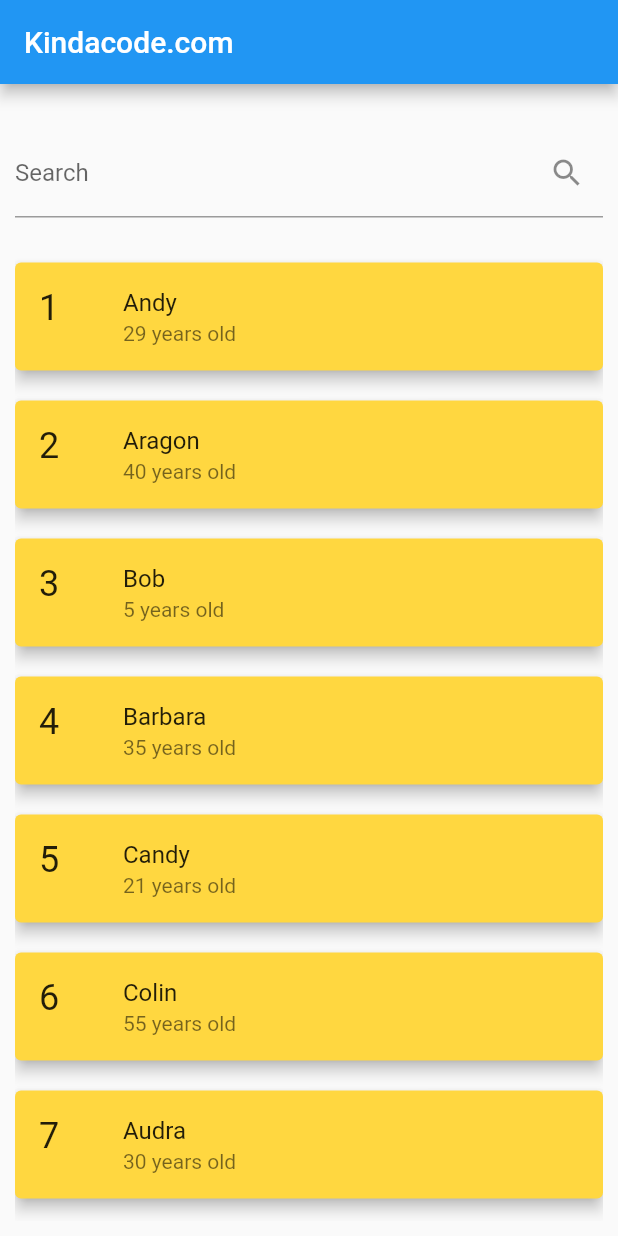
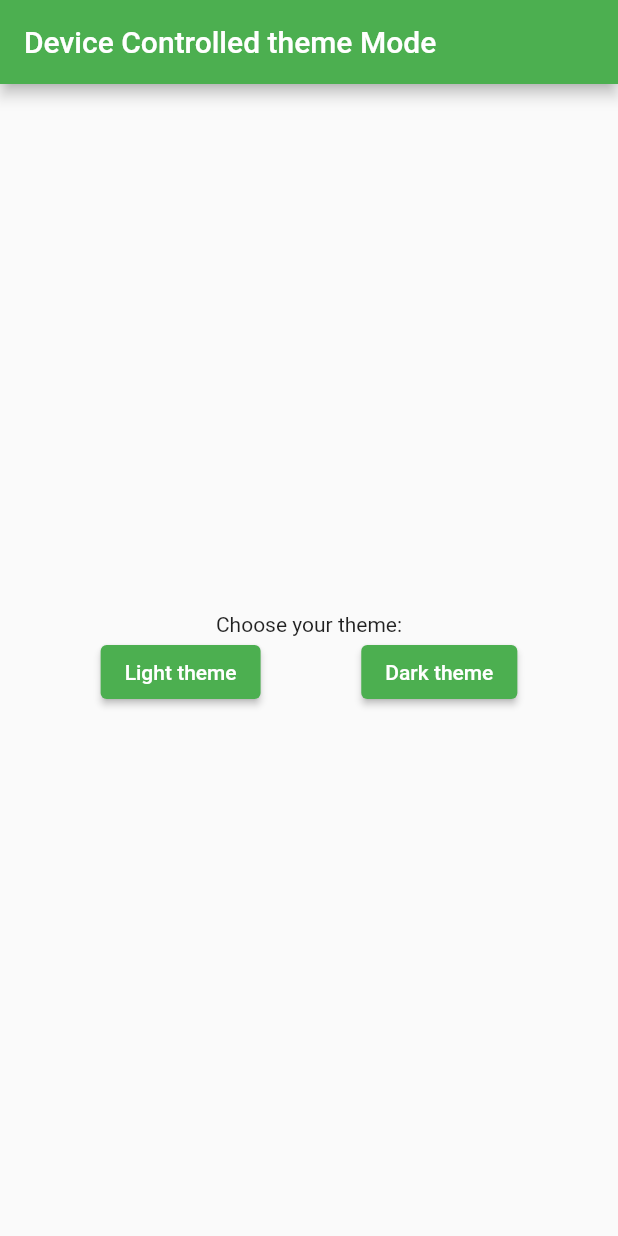
Before and after one commit to ichsan321/Atttendance-app, a Flutter app: the screen it shows after launch, on a phone screen of 412 x 824 dp. Run offline on Flutter 3.47's test engine with Material 2 defaults, Android fonts, the phone set to English and light mode, and no system bars; our stand-ins replace badges, dropdown_button2, flutter_slidable, geolocator, image_picker, progress_dialog and 3 more.

Commit message:
update repo

```diff
--- a/lib/addabsenscreen.dart
+++ b/lib/addabsenscreen.dart
@@ -62,6 +62,7 @@ class _addabsenscreenState extends State<addabsenscreen> {
           child: Container(
             height: 250,
             child: Card(
+              color: Colors.white10,
               child: Padding(
                 padding: EdgeInsets.all(15.0),
                 child: Column(
--- /dev/null
+++ b/lib/constant.dart
@@ -0,0 +1,14 @@
+import 'package:flutter/material.dart';
+
+// tells us the current theme preference of the user. Initialized with true
+bool isDark = true;
+
+// The themedata that we will use in dark mode.
+ThemeData darkTheme = ThemeData(
+  brightness: Brightness.dark,
+  primaryColor: Colors.amber,
+);
+
+// The themedata that we will use in light mode.
+ThemeData lightTheme =
+    ThemeData(brightness: Brightness.light, primaryColor: Colors.blue);
--- a/lib/loginscreen.dart
+++ b/lib/loginscreen.dart
@@ -255,7 +255,10 @@ class _LoginPageState extends State<LoginPage> {
               sisa: dres[9]);
           Navigator.push(context,
               MaterialPageRoute(builder: (context) => Maincsreen(user: user)));
-        } else {
+        } else if (dres[0] == "failed") {
+          Toast.show(
+              "Please verify your account first with Administrator", context,
+              duration: 5, gravity: Toast.BOTTOM, backgroundColor: Colors.red);
           pr.hide();
         }
       }).catchError((err) {
--- a/lib/splashscreen.dart
+++ b/lib/splashscreen.dart
@@ -2,6 +2,7 @@ import 'package:flutter/material.dart';
 import 'package:my_project/loginscreen.dart';
 import 'package:toast/toast.dart';
 import 'dart:io';
+import 'package:my_project/constant.dart';
 
 void main() {
   HttpOverrides.global = MyHttpOverrides();
@@ -16,9 +17,8 @@ class MyApp extends StatelessWidget {
   Widget build(BuildContext context) {
     return MaterialApp(
       title: 'Flutter Demo',
-      theme: ThemeData(
-        primarySwatch: Colors.blue,
-      ),
+      theme: isDark == true ? darkTheme : lightTheme,
+      darkTheme: darkTheme,
       debugShowCheckedModeBanner: false,
       home: Scaffold(
         body: Center(
--- a/lib/testaja.dart
+++ b/lib/testaja.dart
@@ -1,123 +1,63 @@
-// main.dart
 import 'package:flutter/material.dart';
 
 void main() {
-  runApp(const MyApp());
+  runApp(RunMyApp());
 }
 
-class MyApp extends StatelessWidget {
-  const MyApp({Key? key}) : super(key: key);
+class RunMyApp extends StatefulWidget {
+  const RunMyApp({super.key});
 
   @override
-  Widget build(BuildContext context) {
-    return const MaterialApp(
-      // Remove the debug banner
-      debugShowCheckedModeBanner: false,
-      title: 'Kindacode.com',
-      home: HomePage(),
-    );
-  }
+  State<RunMyApp> createState() => _RunMyAppState();
 }
 
-class HomePage extends StatefulWidget {
-  const HomePage({Key? key}) : super(key: key);
-
-  @override
-  State<HomePage> createState() => _HomePageState();
-}
-
-class _HomePageState extends State<HomePage> {
-  // This holds a list of fiction users
-  // You can use data fetched from a database or a server as well
-  final List<Map<String, dynamic>> _allUsers = [
-    {"id": 1, "name": "Andy", "age": 29},
-    {"id": 2, "name": "Aragon", "age": 40},
-    {"id": 3, "name": "Bob", "age": 5},
-    {"id": 4, "name": "Barbara", "age": 35},
-    {"id": 5, "name": "Candy", "age": 21},
-    {"id": 6, "name": "Colin", "age": 55},
-    {"id": 7, "name": "Audra", "age": 30},
-    {"id": 8, "name": "Banana", "age": 14},
-    {"id": 9, "name": "Caversky", "age": 100},
-    {"id": 10, "name": "Becky", "age": 32},
-  ];
-
-  // This list holds the data for the list view
-  List<Map<String, dynamic>> _foundUsers = [];
-  @override
-  initState() {
-    // at the beginning, all users are shown
-    _foundUsers = _allUsers;
-    super.initState();
-  }
-
-  // This function is called whenever the text field changes
-  void _runFilter(String enteredKeyword) {
-    List<Map<String, dynamic>> results = [];
-    if (enteredKeyword.isEmpty) {
-      // if the search field is empty or only contains white-space, we'll display all users
-      results = _allUsers;
-    } else {
-      results = _allUsers
-          .where((user) =>
-              user["name"].toLowerCase().contains(enteredKeyword.toLowerCase()))
-          .toList();
-      // we use the toLowerCase() method to make it case-insensitive
-    }
-
-    // Refresh the UI
+class _RunMyAppState extends State<RunMyApp> {
+  ThemeMode _themeMode = ThemeMode.system;
+  void changeTheme(ThemeMode themeMode) {
     setState(() {
-      _foundUsers = results;
+      _themeMode = themeMode;
     });
   }
 
   @override
   Widget build(BuildContext context) {
-    return Scaffold(
+    return MaterialApp(
+      theme: ThemeData(primarySwatch: Colors.green),
+
+      // standard dark theme
+      darkTheme: ThemeData.dark(),
+      themeMode: _themeMode,
+      debugShowCheckedModeBanner: false,
+      home: Scaffold(
         appBar: AppBar(
-        title: const Text('Kindacode.com'),
+          title: Text('Device Controlled theme Mode'),
         ),
-      body: Padding(
-        padding: const EdgeInsets.all(10),
+        body: Center(
           child: Column(
+            mainAxisAlignment: MainAxisAlignment.center,
             children: [
-            const SizedBox(
-              height: 20,
+              Text(
+                'Choose your theme:',
               ),
-            TextField(
-              onChanged: (value) => _runFilter(value),
-              decoration: const InputDecoration(
-                  labelText: 'Search', suffixIcon: Icon(Icons.search)),
-            ),
-            const SizedBox(
-              height: 20,
-            ),
-            Expanded(
-              child: _foundUsers.isNotEmpty
-                  ? ListView.builder(
-                      itemCount: _foundUsers.length,
-                      itemBuilder: (context, index) => Card(
-                        key: ValueKey(_foundUsers[index]["id"]),
-                        color: Colors.amberAccent,
-                        elevation: 4,
-                        margin: const EdgeInsets.symmetric(vertical: 10),
-                        child: ListTile(
-                          leading: Text(
-                            _foundUsers[index]["id"].toString(),
-                            style: const TextStyle(fontSize: 24),
-                          ),
-                          title: Text(_foundUsers[index]['name']),
-                          subtitle: Text(
-                              '${_foundUsers[index]["age"].toString()} years old'),
-                        ),
-                      ),
-                    )
-                  : const Text(
-                      'No results found',
-                      style: TextStyle(fontSize: 24),
-                    ),
+              Row(
+                mainAxisAlignment: MainAxisAlignment.spaceEvenly,
+                children: [
+                  // Change theme & rebuild to
+                  // show it using these buttons
+                  ElevatedButton(
+                      onPressed: () {
+                        changeTheme(ThemeMode.light);
+                      },
+                      child: Text('Light theme')),
+                  ElevatedButton(
+                      onPressed: () {
+                        changeTheme(ThemeMode.dark);
+                      },
+                      child: Text('Dark theme')),
+                ],
               ),
             ],
+          ),
         ),
       ),
     );
--- a/lib/userprofile.dart
+++ b/lib/userprofile.dart
@@ -46,7 +46,7 @@ class _UpdateProfileScreenState extends State<UpdateProfileScreen> {
                           style: TextStyle(
                               fontSize: 20,
                               fontWeight: FontWeight.bold,
-                              color: Colors.black)),
+                              color: Colors.white)),
                     ),
                     SizedBox(height: 10),
                   ],
```
Also changed, not shown: lib/aboutappuser.dart (added, +63 -0 lines), lib/homepage_admin.dart (+8 -2 lines), lib/profilescreen.dart (+14 -2 lines). Lines whose indentation alone changed are shown as unchanged.
